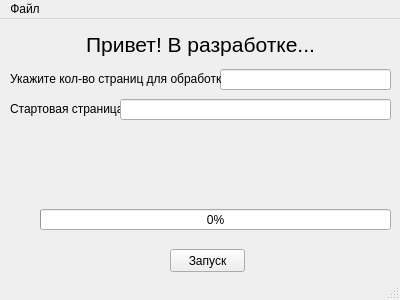
Qt form JoyParse/MainFormDesign.ui (Aelih/python) before a commit.
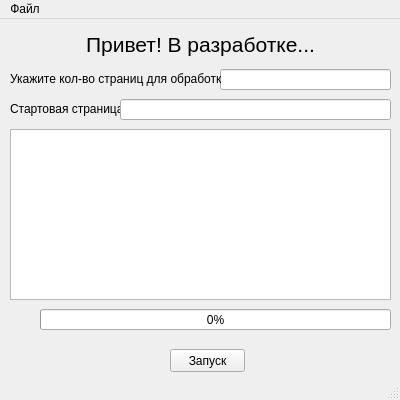
The same form after that commit. Icons and pictures are not drawn.

Commit message: На форму добавлен listView

Diff of the .ui file:
```diff
--- a/JoyParse/MainFormDesign.ui
+++ b/JoyParse/MainFormDesign.ui
@@ -7,13 +7,13 @@
     <x>0</x>
     <y>0</y>
     <width>400</width>
-    <height>300</height>
+    <height>400</height>
    </rect>
   </property>
   <property name="maximumSize">
    <size>
     <width>400</width>
-    <height>300</height>
+    <height>400</height>
    </size>
   </property>
   <property name="windowTitle">
@@ -96,7 +96,7 @@
     <property name="geometry">
      <rect>
       <x>170</x>
-      <y>230</y>
+      <y>330</y>
       <width>75</width>
       <height>23</height>
      </rect>
@@ -118,7 +118,7 @@
     <property name="geometry">
      <rect>
       <x>40</x>
-      <y>190</y>
+      <y>290</y>
       <width>351</width>
       <height>21</height>
      </rect>
@@ -130,6 +130,22 @@
      <bool>true</bool>
     </property>
    </widget>
+   <widget class="QListView" name="listView">
+    <property name="geometry">
+     <rect>
+      <x>10</x>
+      <y>110</y>
+      <width>381</width>
+      <height>171</height>
+     </rect>
+    </property>
+    <property name="movement">
+     <enum>QListView::Static</enum>
+    </property>
+    <property name="viewMode">
+     <enum>QListView::ListMode</enum>
+    </property>
+   </widget>
   </widget>
   <widget class="QMenuBar" name="menubar">
    <property name="geometry">
```
The commit also changes 1 other file.
